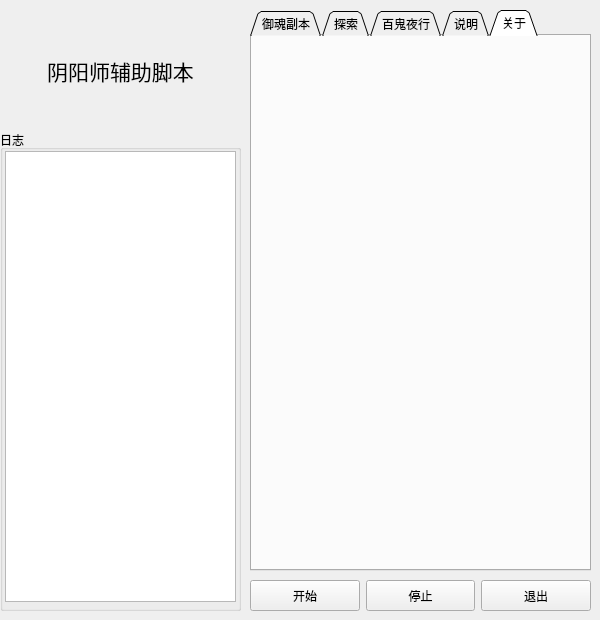
The window that GuiModule/MainWindow.ui (li-zheng-hao/OnmyojiScript) describes before a commit, drawn with Qt 5.
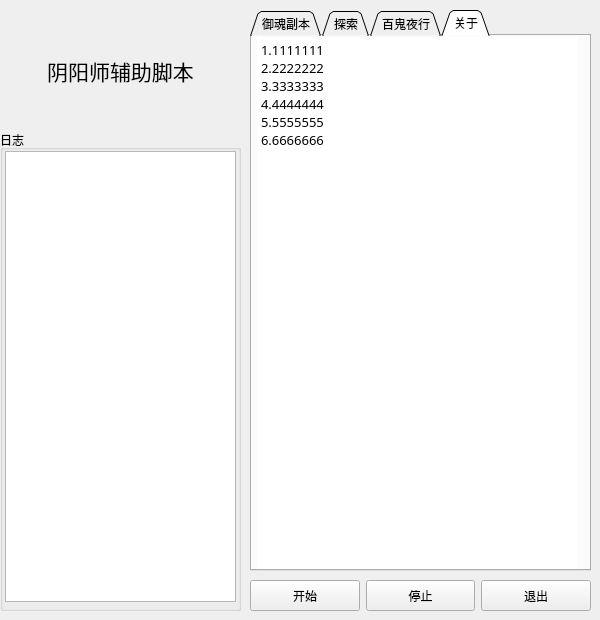
The same window after the commit. The open tabs and pages were chosen to show the change.

The edit to the form file:
```diff
--- a/GuiModule/MainWindow.ui
+++ b/GuiModule/MainWindow.ui
@@ -315,15 +315,49 @@
       <string>百鬼夜行</string>
      </attribute>
     </widget>
-    <widget class="QWidget" name="tab_3">
-     <attribute name="title">
-      <string>说明</string>
-     </attribute>
-    </widget>
     <widget class="QWidget" name="tab_4">
      <attribute name="title">
       <string>关于</string>
      </attribute>
+     <widget class="QTextEdit" name="textEdit_2">
+      <property name="geometry">
+       <rect>
+        <x>5</x>
+        <y>1</y>
+        <width>321</width>
+        <height>541</height>
+       </rect>
+      </property>
+      <property name="font">
+       <font>
+        <family>黑体</family>
+       </font>
+      </property>
+      <property name="autoFillBackground">
+       <bool>false</bool>
+      </property>
+      <property name="styleSheet">
+       <string notr="true">border: none;</string>
+      </property>
+      <property name="lineWidth">
+       <number>0</number>
+      </property>
+      <property name="readOnly">
+       <bool>true</bool>
+      </property>
+      <property name="html">
+       <string>&lt;!DOCTYPE HTML PUBLIC &quot;-//W3C//DTD HTML 4.0//EN&quot; &quot;http://www.w3.org/TR/REC-html40/strict.dtd&quot;&gt;
+&lt;html&gt;&lt;head&gt;&lt;meta name=&quot;qrichtext&quot; content=&quot;1&quot; /&gt;&lt;style type=&quot;text/css&quot;&gt;
+p, li { white-space: pre-wrap; }
+&lt;/style&gt;&lt;/head&gt;&lt;body style=&quot; font-family:'黑体'; font-size:9pt; font-weight:400; font-style:normal;&quot;&gt;
+&lt;p style=&quot; margin-top:0px; margin-bottom:0px; margin-left:0px; margin-right:0px; -qt-block-indent:0; text-indent:0px;&quot;&gt;&lt;span style=&quot; font-family:'SimSun'; font-size:10pt;&quot;&gt;1.1111111&lt;/span&gt;&lt;/p&gt;
+&lt;p style=&quot; margin-top:0px; margin-bottom:0px; margin-left:0px; margin-right:0px; -qt-block-indent:0; text-indent:0px;&quot;&gt;&lt;span style=&quot; font-family:'SimSun'; font-size:10pt;&quot;&gt;2.2222222&lt;/span&gt;&lt;/p&gt;
+&lt;p style=&quot; margin-top:0px; margin-bottom:0px; margin-left:0px; margin-right:0px; -qt-block-indent:0; text-indent:0px;&quot;&gt;&lt;span style=&quot; font-family:'SimSun'; font-size:10pt;&quot;&gt;3.3333333&lt;/span&gt;&lt;/p&gt;
+&lt;p style=&quot; margin-top:0px; margin-bottom:0px; margin-left:0px; margin-right:0px; -qt-block-indent:0; text-indent:0px;&quot;&gt;&lt;span style=&quot; font-family:'SimSun'; font-size:10pt;&quot;&gt;4.4444444&lt;/span&gt;&lt;/p&gt;
+&lt;p style=&quot; margin-top:0px; margin-bottom:0px; margin-left:0px; margin-right:0px; -qt-block-indent:0; text-indent:0px;&quot;&gt;&lt;span style=&quot; font-family:'SimSun'; font-size:10pt;&quot;&gt;5.5555555&lt;/span&gt;&lt;/p&gt;
+&lt;p style=&quot; margin-top:0px; margin-bottom:0px; margin-left:0px; margin-right:0px; -qt-block-indent:0; text-indent:0px;&quot;&gt;&lt;span style=&quot; font-family:'SimSun'; font-size:10pt;&quot;&gt;6.6666666&lt;/span&gt;&lt;/p&gt;&lt;/body&gt;&lt;/html&gt;</string>
+      </property>
+     </widget>
     </widget>
    </widget>
    <widget class="QLabel" name="label">
```
Left out of the diff: 10 changed lines with no effect on the pictures.
